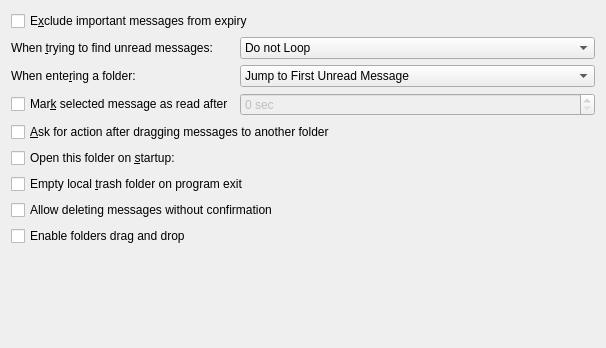
This is src/ui/miscpagemaintab.ui in KDE/kmail as Qt 5 draws it before an edit. The edited form follows.
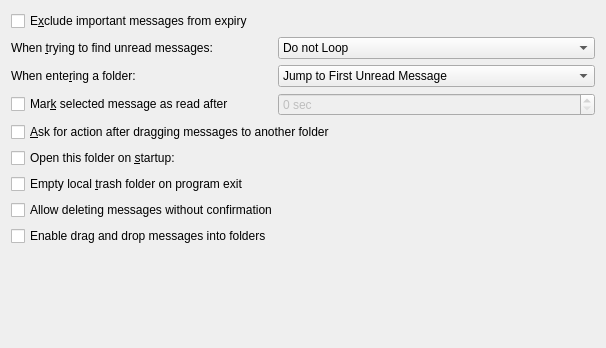
This is the edited form.

Commit message:
src/ui/miscpagemaintab.ui - improve dnd messages config label
Change the label from:
"Enable folders drag and drop"
to:
"Enable drag and drop messages into folders"

from a suggestion seen on discuss.kde.org

```diff
--- a/src/ui/miscpagemaintab.ui
+++ b/src/ui/miscpagemaintab.ui
@@ -184,7 +184,7 @@
      <item row="9" column="0">
       <widget class="QCheckBox" name="kcfg_EnableFolderDnD">
        <property name="text">
-        <string>Enable folders drag and drop</string>
+        <string>Enable drag and drop messages into folders</string>
        </property>
       </widget>
      </item>
```
